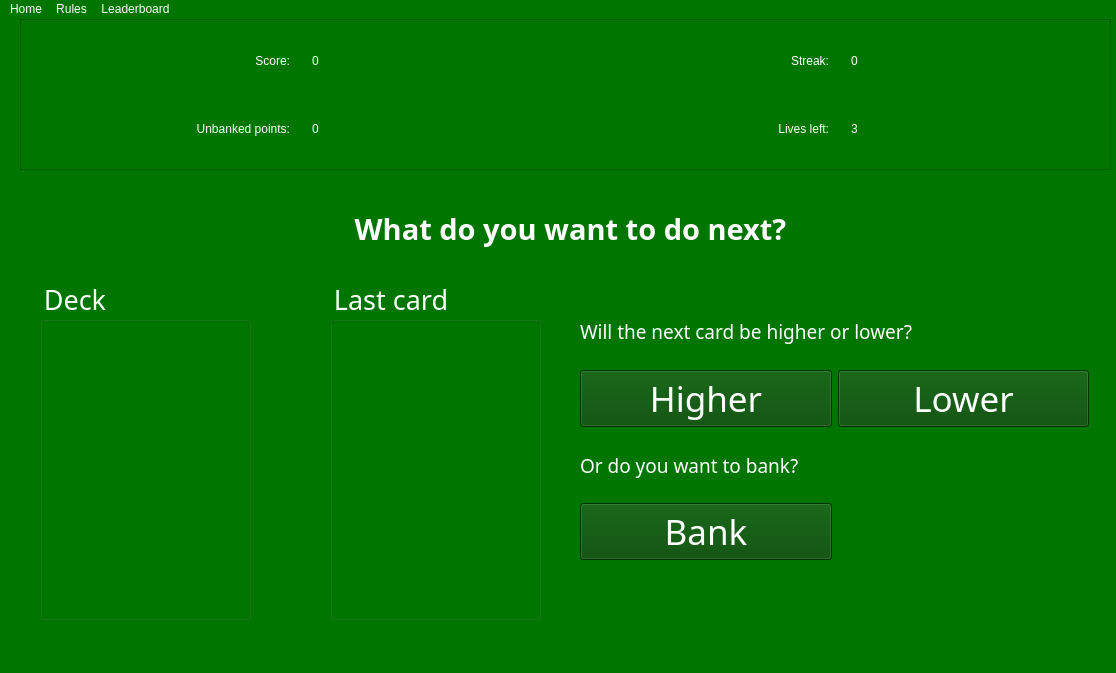
jayanpatel789/card-game, file gui/ui/play_screen.ui: the form before one commit.
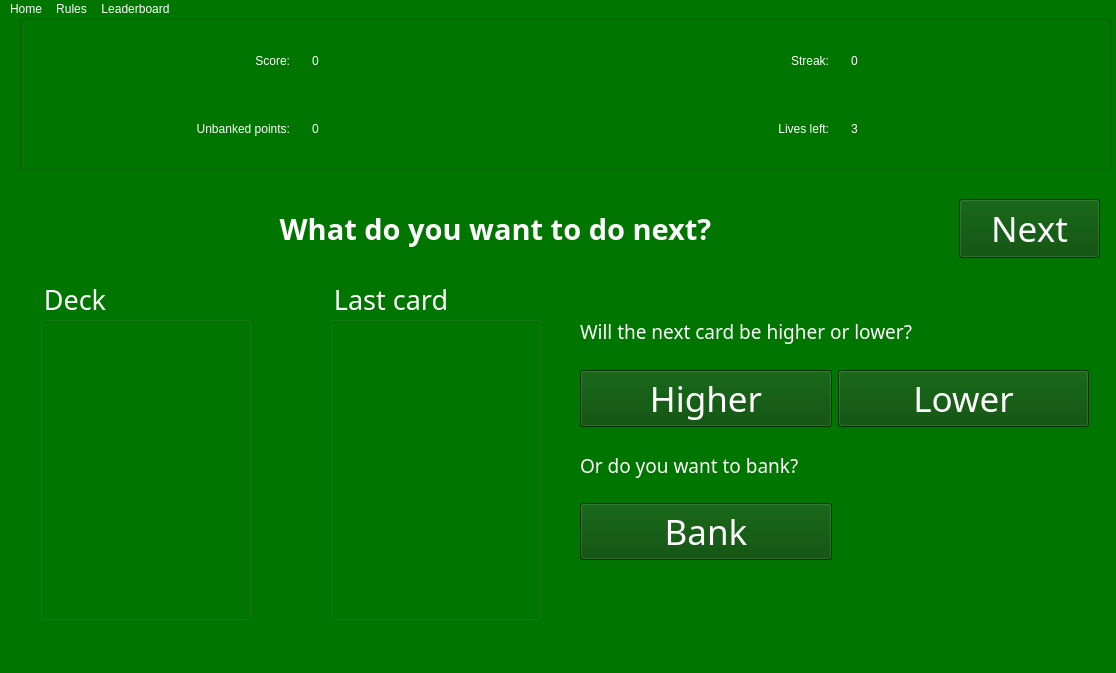
The form after the commit. Icons and pictures are not drawn.

Commit message: Updated variable names and added next button

Diff of the .ui file:
```diff
--- a/gui/ui/play_screen.ui
+++ b/gui/ui/play_screen.ui
@@ -283,7 +283,7 @@
      <rect>
       <x>40</x>
       <y>180</y>
-      <width>1061</width>
+      <width>911</width>
       <height>60</height>
      </rect>
     </property>
@@ -302,6 +302,28 @@
      <set>Qt::AlignCenter</set>
     </property>
    </widget>
+   <widget class="QPushButton" name="next_button">
+    <property name="geometry">
+     <rect>
+      <x>959</x>
+      <y>180</y>
+      <width>141</width>
+      <height>59</height>
+     </rect>
+    </property>
+    <property name="font">
+     <font>
+      <family>Bodoni MT</family>
+      <pointsize>26</pointsize>
+     </font>
+    </property>
+    <property name="styleSheet">
+     <string notr="true">background-color: rgb(0, 71, 0);</string>
+    </property>
+    <property name="text">
+     <string>Next</string>
+    </property>
+   </widget>
   </widget>
   <widget class="QMenuBar" name="menubar">
    <property name="geometry">
```
Left out of the diff: 18 changed lines with no effect on the pictures.
